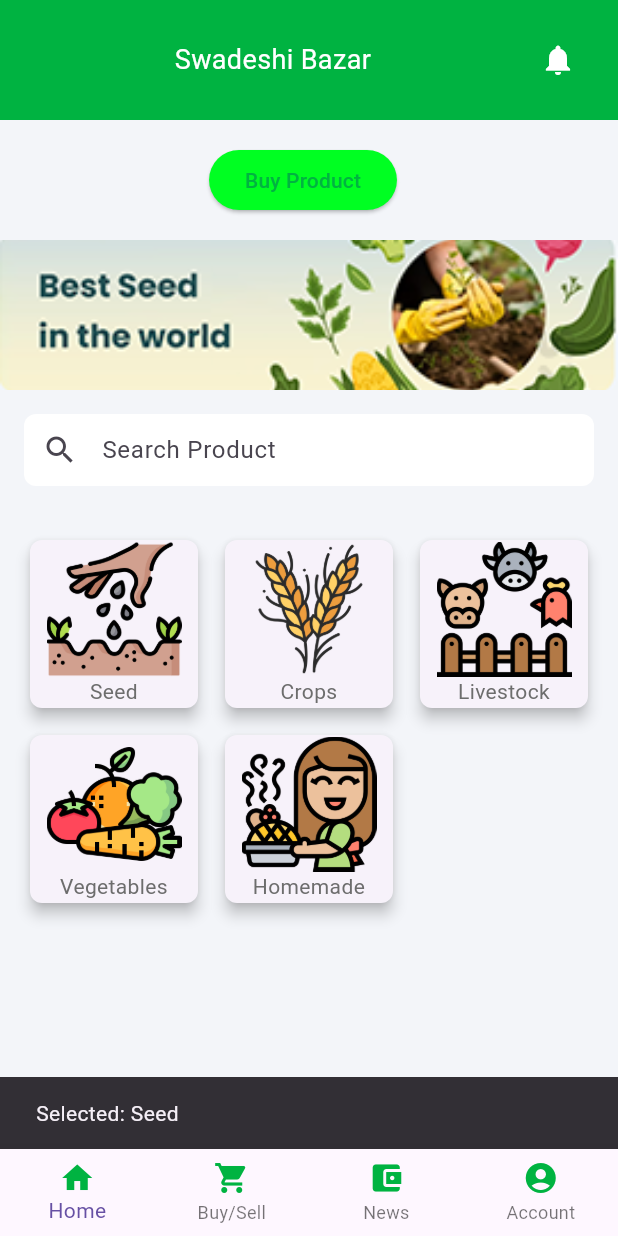
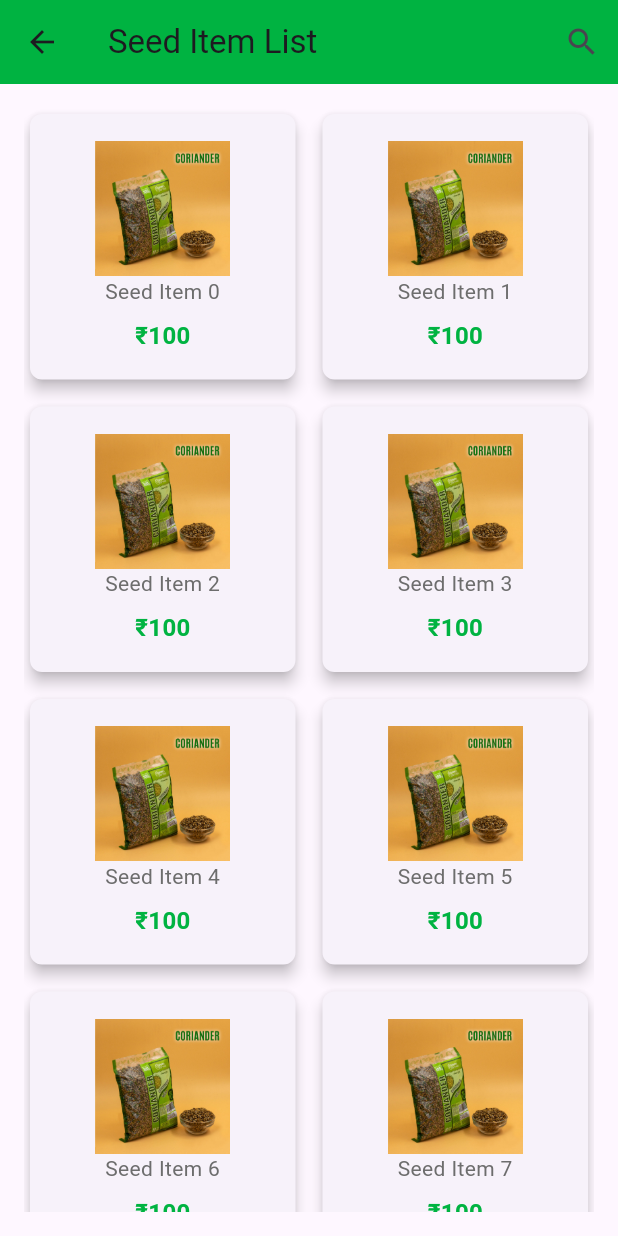
Before and after one commit to nhoc34n/SwadeshiBazar-Final, a Flutter app: the HomePage screen opened directly with empty values, after a tap on "Buy Product", after a tap on "Seed", on a phone screen of 412 x 824 dp. Run offline on Flutter 3.47's test engine with Material 3 defaults, Android fonts, the phone set to English and light mode, and no system bars; our stand-ins replace firebase_auth, firebase_core, firebase_database; accounts and stored records are empty.

Commit message:
Add Seed,Crops List

```diff
--- /dev/null
+++ b/lib/SeedItemListPage.dart
@@ -0,0 +1,87 @@
+import 'package:flutter/material.dart';
+
+class SeedItemListPage extends StatelessWidget {
+  const SeedItemListPage({super.key});
+
+  @override
+  Widget build(BuildContext context) {
+    return Scaffold(
+      appBar: AppBar(
+        backgroundColor: const Color(0xFF00B341),
+        title: const Text('Seed Item List'),
+        actions: [
+          IconButton(
+            icon: const Icon(Icons.search),
+            onPressed: () {
+              // Implement search functionality if needed
+            },
+          ),
+        ],
+      ),
+      body: Padding(
+        padding: const EdgeInsets.all(16.0),
+        child: GridView.builder(
+          gridDelegate: const SliverGridDelegateWithFixedCrossAxisCount(
+            crossAxisCount: 2,
+            crossAxisSpacing: 10,
+            mainAxisSpacing: 10,
+          ),
+          itemCount:
+              10, // You can modify this based on the number of seed items you have
+          itemBuilder: (context, index) {
+            return SeedItemCard(index: index);
+          },
+        ),
+      ),
+    );
+  }
+}
+
+class SeedItemCard extends StatelessWidget {
+  final int index;
+
+  const SeedItemCard({super.key, required this.index});
+
+  @override
+  Widget build(BuildContext context) {
+    return GestureDetector(
+      onTap: () {
+        // Handle tap on seed item, such as showing more details
+        ScaffoldMessenger.of(context).showSnackBar(
+          SnackBar(content: Text("Selected Seed Item $index")),
+        );
+      },
+      child: Card(
+        elevation: 4,
+        shape: RoundedRectangleBorder(borderRadius: BorderRadius.circular(8)),
+        child: Column(
+          mainAxisAlignment: MainAxisAlignment.center,
+          children: [
+            Image.asset(
+              'assets/coriander.jpg', // You can change this to a dynamic image based on the item
+              width: 90,
+              height: 90,
+            ),
+            Text(
+              'Seed Item $index', // Replace this with the name of the seed item
+              textAlign: TextAlign.center,
+              style: const TextStyle(
+                color: Color(0xFF6D6D6D),
+                fontSize: 14,
+              ),
+            ),
+            const SizedBox(height: 8),
+            Text(
+              '₹100', // You can replace this with dynamic pricing
+              style: const TextStyle(
+                color: Color(0xFF00B341),
+                fontSize: 16,
+                fontWeight: FontWeight.bold,
+              ),
+            ),
+          ],
+        ),
+      ),
+    );
+  }
+}
--- a/lib/home_page.dart
+++ b/lib/home_page.dart
@@ -1,5 +1,8 @@
 import 'package:flutter/material.dart';
+import 'package:swadeshi_bazar/SeedItemListPage.dart'; // Import the SeedItemListPage
 import 'package:swadeshi_bazar/account_page.dart';
+import 'package:swadeshi_bazar/CropsItemListPage.dart';
+import 'package:swadeshi_bazar/LivestockItemListPage.dart';
 
 class MyApp extends StatelessWidget {
   const MyApp({super.key});
@@ -30,19 +33,16 @@ class _HomePageState extends State<HomePage> {
   bool isBuySelected = false;
   bool isSellSelected = false;
 
-  // Dynamically set userType based on login
   late String userType;
 
   @override
   void initState() {
     super.initState();
-    userType = widget.userType; // Assign passed userType
+    userType = widget.userType;
   }
 
   @override
   Widget build(BuildContext context) {
-    print("User type is: $userType"); // Debugging: Check the value of userType
-
     return Scaffold(
       backgroundColor: const Color(0xFFF3F5F9),
       body: SingleChildScrollView(
@@ -93,12 +93,10 @@ class _HomePageState extends State<HomePage> {
                         isBuySelected = true;
                         isSellSelected = false;
                       });
-                      // Show SnackBar for Buy mode
                       ScaffoldMessenger.of(context).showSnackBar(
                         SnackBar(
                           content: const Text("Buy mode enabled"),
-                          duration:
-                              const Duration(milliseconds: 500), // 0.5 seconds
+                          duration: const Duration(milliseconds: 500),
                         ),
                       );
                     },
@@ -108,7 +106,6 @@ class _HomePageState extends State<HomePage> {
                     ),
                   ),
                   const SizedBox(width: 8),
-                  // Only show the "Sell Product" button for Farmer
                   if (userType == "Farmer")
                     ElevatedButton(
                       style: ElevatedButton.styleFrom(
@@ -122,27 +119,21 @@ class _HomePageState extends State<HomePage> {
                       onPressed: () {
                         if (userType == "Farmer") {
                           setState(() {
-                            // Show Sell Grid and hide Buy Grid
                             isSellSelected = true;
                             isBuySelected = false;
                           });
-
-                          // Show a SnackBar for success
                           ScaffoldMessenger.of(context).showSnackBar(
                             SnackBar(
                               content: const Text("Sell mode enabled"),
-                              duration: const Duration(
-                                  milliseconds: 500), // 0.5 seconds
+                              duration: const Duration(milliseconds: 500),
                             ),
                           );
                         } else {
                           setState(() {
-                            // Prevent showing Sell Grid and keep Buy Grid visible
                             isSellSelected = false;
                             isBuySelected = true;
                           });
 
-                          // Show a SnackBar for error
                           ScaffoldMessenger.of(context).showSnackBar(
                             const SnackBar(
                                 content:
@@ -155,7 +146,6 @@ class _HomePageState extends State<HomePage> {
                         style: TextStyle(color: Color(0xFF00B341)),
                       ),
                     ),
-                  // Show message for Consumer if they try to press "Sell Product"
                   if (userType == "Consumer")
                     ElevatedButton(
                       style: ElevatedButton.styleFrom(
@@ -163,7 +153,6 @@ class _HomePageState extends State<HomePage> {
                         foregroundColor: Colors.black,
                       ),
                       onPressed: () {
-                        // Show message to consumers that only farmers can sell products
                         ScaffoldMessenger.of(context).showSnackBar(
                           const SnackBar(
                             content: Text("Only farmers can add items to sell"),
@@ -180,11 +169,10 @@ class _HomePageState extends State<HomePage> {
             ),
             // Banner Section
             Image.asset(
-              'assets/add.png', // Replace with your banner image asset
+              'assets/add.png',
               width: MediaQuery.of(context).size.width,
               height: 100,
-              fit: BoxFit
-                  .cover, // This ensures the image covers the width of the screen
+              fit: BoxFit.cover,
             ),
             // Search Bar
             Padding(
@@ -230,7 +218,7 @@ class _HomePageState extends State<HomePage> {
                   crossAxisAlignment: CrossAxisAlignment.start,
                   children: [
                     const Text(
-                      'Add Items:', // The text you want to display
+                      'Add Items:',
                       style: TextStyle(
                         fontSize: 20,
                         fontWeight: FontWeight.bold,
@@ -293,32 +281,51 @@ class _HomePageState extends State<HomePage> {
     );
   }
 
+  // Category Card Widget
   Widget categoryCard(String title, String asset) {
     return GestureDetector(
       onTap: () {
-        // Handle category selection
-        ScaffoldMessenger.of(context).showSnackBar(
-          SnackBar(content: Text("Selected: $title")),
-        );
+        if (isBuySelected && title == 'Seed') {
+          // Navigate to SeedItemListPage when 'Seed' category is tapped
+          Navigator.push(
+            context,
+            MaterialPageRoute(builder: (context) => const SeedItemListPage()),
+          );
+        } else if (isBuySelected && title == 'Crops') {
+          // Navigate to CropsItemListPage when 'Crops' category is tapped
+          Navigator.push(
+            context,
+            MaterialPageRoute(builder: (context) => const CropsItemListPage()),
+          );
+        } else if (!isBuySelected) {
+          // If 'Sell Product' mode is selected, show a SnackBar or do something else
+          ScaffoldMessenger.of(context).showSnackBar(
+            const SnackBar(
+                content: Text("You can only view products in Buy mode")),
+          );
+        } else if (isBuySelected && title == 'Livestock') {
+          // Navigate to LivestockItemListPage when 'Livestock' category is tapped
+          Navigator.push(
+            context,
+            MaterialPageRoute(
+                builder: (context) => const LivestockItemListPage()),
+          );
+        } else {
+          // For other categories, show a SnackBar
+          ScaffoldMessenger.of(context).showSnackBar(
+            SnackBar(content: Text("Selected: $title")),
+          );
+        }
       },
       child: Card(
-        elevation: 4,
-        shape: RoundedRectangleBorder(borderRadius: BorderRadius.circular(8)),
+        color: Colors.white,
         child: Column(
           mainAxisAlignment: MainAxisAlignment.center,
           children: [
-            Image.asset(
-              asset,
-              width: 90,
-              height: 90,
-            ),
+            Image.asset(asset, width: 50, height: 50),
             Text(
               title,
-              textAlign: TextAlign.center,
-              style: const TextStyle(
-                color: Color(0xFF6D6D6D),
-                fontSize: 14,
-              ),
+              style: const TextStyle(fontSize: 14, fontWeight: FontWeight.bold),
             ),
           ],
         ),
```
Also changed, not shown: lib/CropsItemListPage.dart (added, +81 -0 lines), lib/LivestockItemListPage.dart (added, +87 -0 lines), lib/account_page.dart (+24 -5 lines), lib/main.dart (+23 -1 lines), pubspec.yaml (+8 -0 lines), pubspec.lock, 42 other files.
